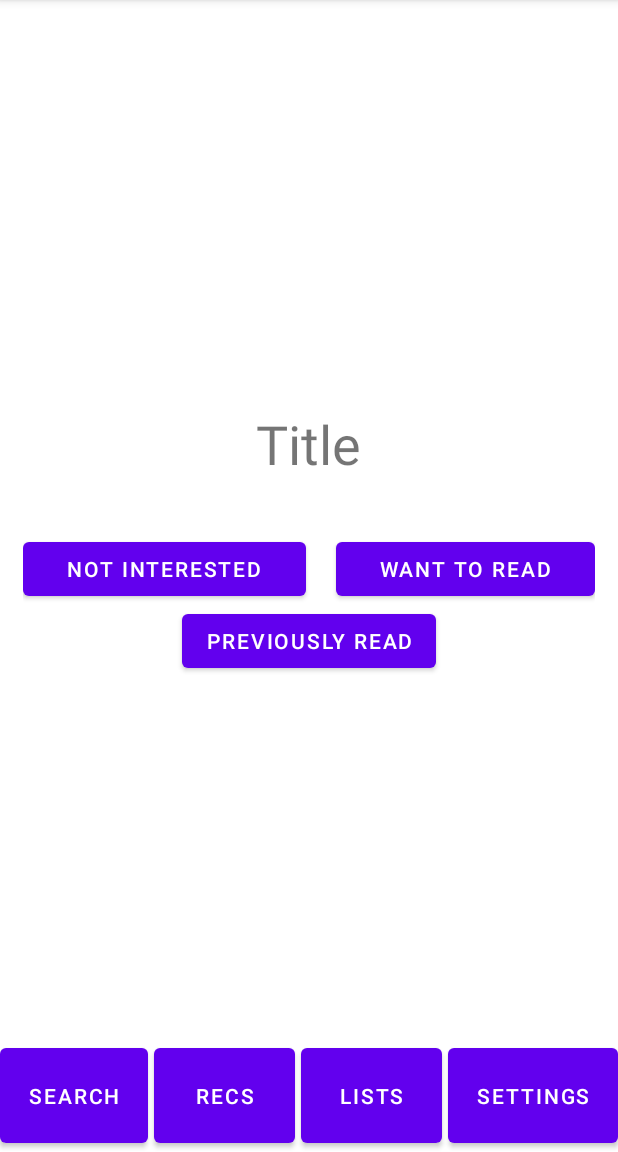
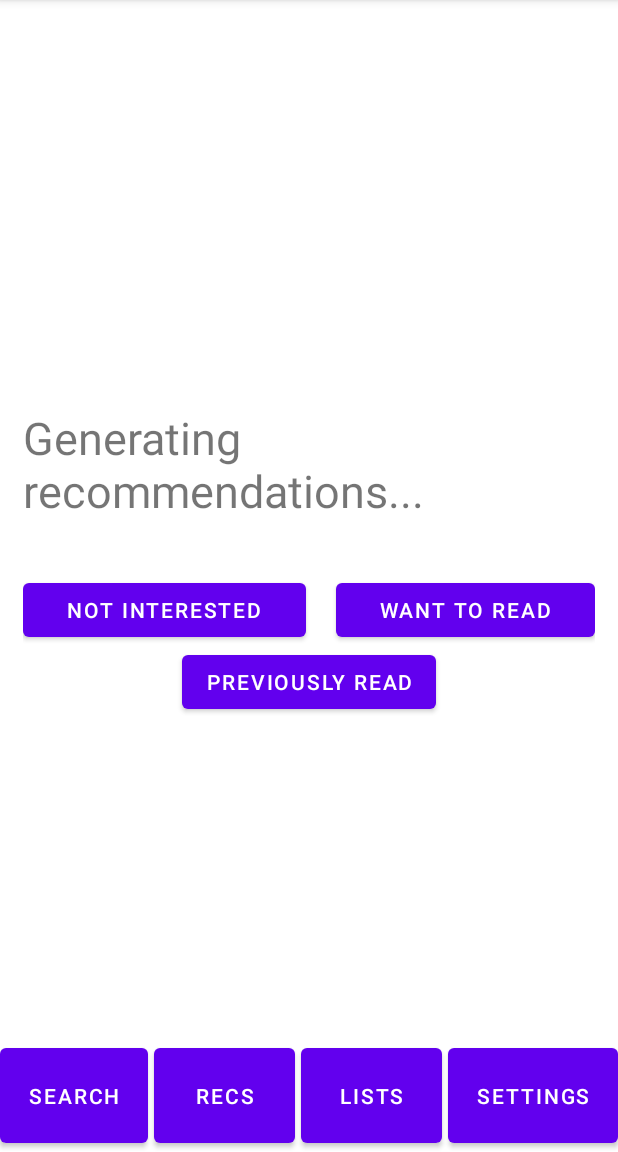
Before and after one commit to cis3296f22/book-recommendation-system, an Android app: the screen it shows after launch (MainActivity), after a tap on "RECS", on a phone screen of 412 x 824 dp, the part 84-1236 px from its top. Run offline under Robolectric (Android 15) with nearby library versions, the phone set to English and light mode, and no system bars; our stand-ins replace Picasso; libraries missing offline, so code that uses them is left out: com.chaquo.python; pictures from the network do not load; 5 statements that could not run were skipped; 2 other taps on this screen came first.

Commit message:
Implemented coroutines to fetch books async

```diff
--- a/app/build.gradle
+++ b/app/build.gradle
@@ -50,6 +50,7 @@ dependencies {
     implementation 'androidx.legacy:legacy-support-v4:1.0.0'
     implementation 'com.github.bumptech.glide:glide:3.7.0'
     implementation 'com.squareup.picasso:picasso:2.71828'
+    implementation 'org.jetbrains.kotlinx:kotlinx-coroutines-android:1.3.9'
     testImplementation 'junit:junit:4.13.2'
     androidTestImplementation 'androidx.test.ext:junit:1.1.3'
     androidTestImplementation 'androidx.test.espresso:espresso-core:3.4.0'
--- a/app/src/main/java/edu/temple/bookrecommendationsystem/RecommendationFragment.kt
+++ b/app/src/main/java/edu/temple/bookrecommendationsystem/RecommendationFragment.kt
@@ -4,11 +4,14 @@ import android.os.Bundle
 import androidx.fragment.app.Fragment
 import android.view.LayoutInflater
 import android.view.View
+import android.view.View.GONE
+import android.view.View.VISIBLE
 import android.view.ViewGroup
 import android.widget.Button
 import android.widget.ImageView
 import android.widget.TextView
 import com.chaquo.python.Python
+import kotlinx.coroutines.*
 
 /*
 A fragment class to display recommended books to the user that they can "swipe" left or right on.
@@ -25,37 +28,66 @@ class RecommendationFragment : Fragment() {
 
     override fun onViewCreated(view: View, savedInstanceState: Bundle?) {
         super.onViewCreated(view, savedInstanceState)
-        val py = Python.getInstance()
-        val pyMod = py.getModule("ratings_refactored")
-        val pyRecs = Application.Singleton.csvToBookArray(pyMod.callAttr("generate_recs").toString())
-        Application.Singleton.recommendations = pyRecs
+
         val cover = requireView().findViewById<ImageView>(R.id.recommendation_cover)
         val title = requireView().findViewById<TextView>(R.id.recommendation_title)
+        val dislikeButton = requireView().findViewById<Button>(R.id.dislike_button)
+        val likeButton =requireView().findViewById<Button>(R.id.like_button)
+        val readButton = requireView().findViewById<Button>(R.id.prev_read_button)
         val app = Application.Singleton
         val want = app.wantToRead
         val prev = app.previouslyRead
-        Application.Singleton.loadImage(Application.Singleton.recommendations[Application.Singleton.recIndex].coverURL, cover)
-        title.text = Application.Singleton.recommendations[Application.Singleton.recIndex].title
+        var deferred : Deferred<Unit>
 
-        requireView().findViewById<Button>(R.id.dislike_button).setOnClickListener {
+        var pyRecs = Application.Singleton.recommendations
+        if (pyRecs.isEmpty()) {
+            title.text = "Generating recommendations..."
+            likeButton.visibility = GONE
+            dislikeButton.visibility = GONE
+            readButton.visibility = GONE
+            GlobalScope.launch(Dispatchers.IO) {
+                deferred = async {
+                    pyRecs = fetchRecs()
+                    Application.Singleton.recommendations = pyRecs}
+                deferred.await()
+                GlobalScope.launch(Dispatchers.Main) {
+                    likeButton.visibility = VISIBLE
+                    dislikeButton.visibility = VISIBLE
+                    readButton.visibility = VISIBLE
+                    Application.Singleton.loadImage(Application.Singleton.recommendations[Application.Singleton.recIndex].coverURL, cover)
+                    title.text = Application.Singleton.recommendations[Application.Singleton.recIndex].title
+                }
+            }
+        } else {
+            Application.Singleton.loadImage(Application.Singleton.recommendations[Application.Singleton.recIndex].coverURL, cover)
+            title.text = Application.Singleton.recommendations[Application.Singleton.recIndex].title
+        }
+
+        dislikeButton.setOnClickListener {
             Application.Singleton.recIndex++
             Application.Singleton.loadImage(Application.Singleton.recommendations[Application.Singleton.recIndex].coverURL, cover)
             title.text = Application.Singleton.recommendations[Application.Singleton.recIndex].title
         }
 
-        requireView().findViewById<Button>(R.id.like_button).setOnClickListener {
+        likeButton.setOnClickListener {
             want.add(pyRecs[Application.Singleton.recIndex])
             Application.Singleton.recIndex++
             Application.Singleton.loadImage(Application.Singleton.recommendations[Application.Singleton.recIndex].coverURL, cover)
             title.text = Application.Singleton.recommendations[Application.Singleton.recIndex].title
         }
 
-        requireView().findViewById<Button>(R.id.prev_read_button).setOnClickListener {
+        readButton.setOnClickListener {
             prev.add(pyRecs[Application.Singleton.recIndex])
             Application.Singleton.recIndex++
             Application.Singleton.loadImage(Application.Singleton.recommendations[Application.Singleton.recIndex].coverURL, cover)
             title.text = Application.Singleton.recommendations[Application.Singleton.recIndex].title
         }
+    }
 
+    private fun fetchRecs() : ArrayList<Book> {
+        val py = Python.getInstance()
+        val pyMod = py.getModule("ratings_refactored")
+        return Application.Singleton.csvToBookArray(pyMod.callAttr("generate_recs").toString())
     }
+
 }
--- a/app/src/main/res/layout/fragment_recommendation.xml
+++ b/app/src/main/res/layout/fragment_recommendation.xml
@@ -22,7 +22,7 @@
         android:id="@+id/recommendation_title"
         android:text="@string/title"
         android:layout_marginBottom="35dp"
-        android:textSize="36sp"
+        android:textSize="30sp"
         android:layout_gravity="center" />
 
     <LinearLayout
--- a/app/src/main/res/layout/search_result_book.xml
+++ b/app/src/main/res/layout/search_result_book.xml
@@ -15,7 +15,7 @@
         android:id="@+id/search_result_title"
         android:layout_gravity="center"
         android:layout_marginStart="10dp"
-        android:textSize="28sp"
+        android:textSize="24sp"
         android:text="@string/title" />
 
 </LinearLayout>
```
